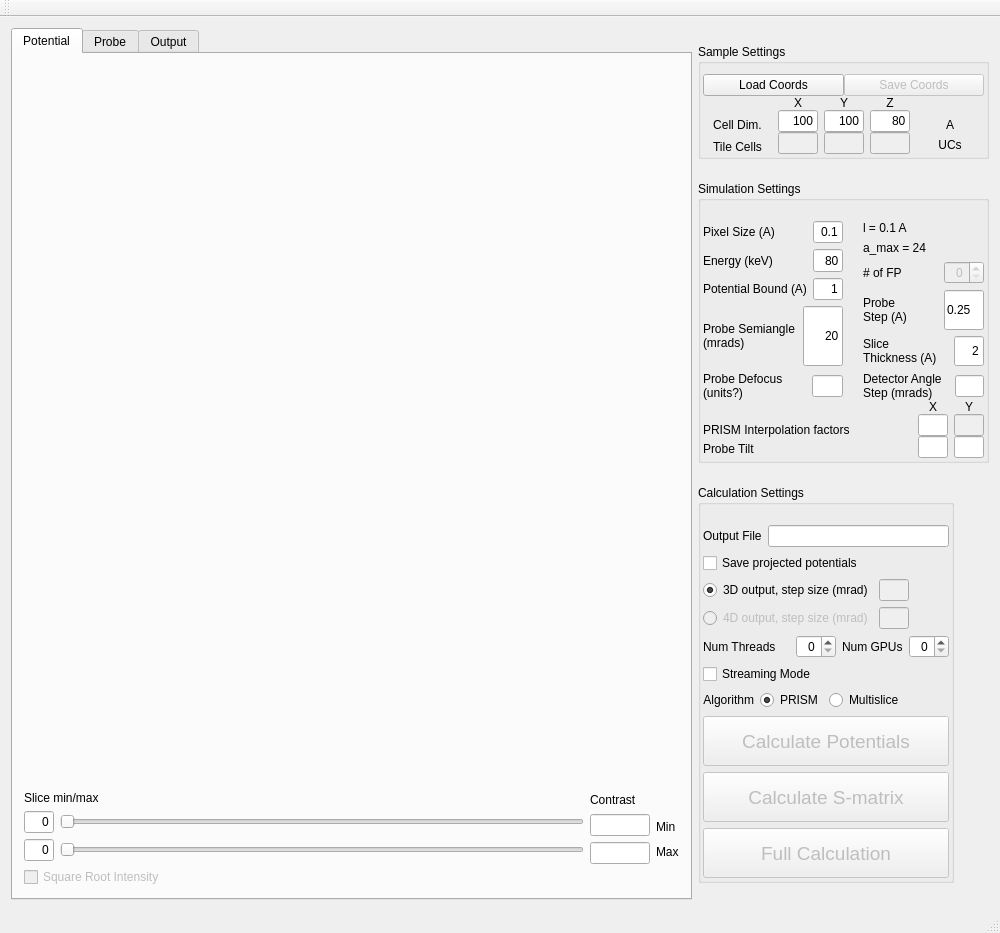
Old version of the form Qt/prismmainwindow.ui in the repository prism-em/prismatic.
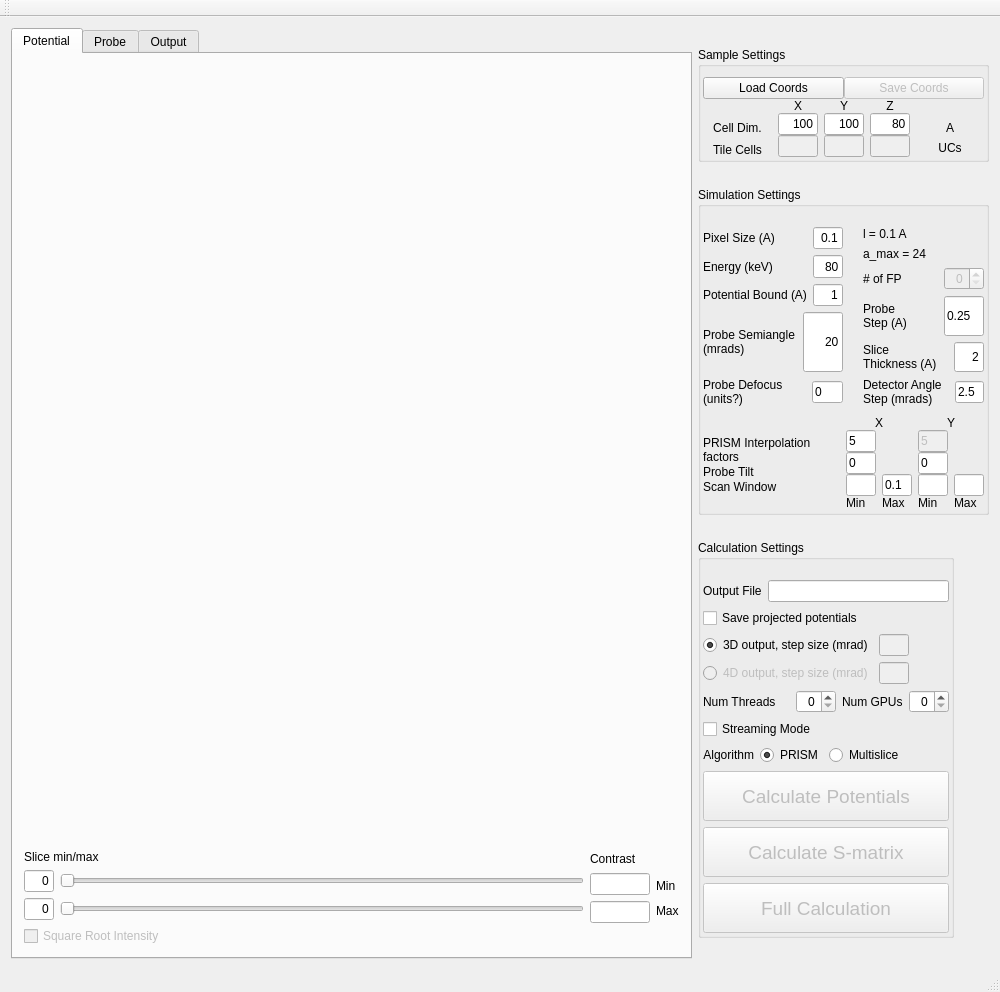
New version of the form. Icons and pictures are not drawn.

```diff
--- a/Qt/prismmainwindow.ui
+++ b/Qt/prismmainwindow.ui
@@ -7,7 +7,7 @@
     <x>0</x>
     <y>0</y>
     <width>1000</width>
-    <height>933</height>
+    <height>992</height>
    </rect>
   </property>
   <property name="windowTitle">
@@ -1207,6 +1207,9 @@
                      <height>16777215</height>
                     </size>
                    </property>
+                   <property name="text">
+                    <string>0</string>
+                   </property>
                   </widget>
                  </item>
                 </layout>
@@ -1407,6 +1410,9 @@
                      <height>16777215</height>
                     </size>
                    </property>
+                   <property name="text">
+                    <string>2.5</string>
+                   </property>
                   </widget>
                  </item>
                 </layout>
@@ -1426,7 +1432,7 @@
                 <number>0</number>
                </property>
                <property name="topMargin">
-                <number>20</number>
+                <number>30</number>
                </property>
                <item>
                 <widget class="QLabel" name="label">
@@ -1451,6 +1457,20 @@
                  </property>
                 </widget>
                </item>
+               <item>
+                <widget class="QLabel" name="label_28">
+                 <property name="text">
+                  <string>Scan Window</string>
+                 </property>
+                </widget>
+               </item>
+               <item>
+                <widget class="QLabel" name="label_32">
+                 <property name="text">
+                  <string/>
+                 </property>
+                </widget>
+               </item>
               </layout>
              </item>
              <item>
@@ -1460,6 +1480,9 @@
                  <property name="spacing">
                   <number>0</number>
                  </property>
+                 <property name="topMargin">
+                  <number>10</number>
+                 </property>
                  <item>
                   <widget class="QLabel" name="label_13">
                    <property name="text">
@@ -1478,6 +1501,9 @@
                      <height>16777215</height>
                     </size>
                    </property>
+                   <property name="text">
+                    <string>5</string>
+                   </property>
                   </widget>
                  </item>
                  <item>
@@ -1488,8 +1514,56 @@
                      <height>16777215</height>
                     </size>
                    </property>
+                   <property name="text">
+                    <string>0</string>
+                   </property>
                   </widget>
                  </item>
+                 <item>
+                  <layout class="QHBoxLayout" name="horizontalLayout_36">
+                   <item>
+                    <widget class="QLineEdit" name="lineEdit">
+                     <property name="maximumSize">
+                      <size>
+                       <width>30</width>
+                       <height>16777215</height>
+                      </size>
+                     </property>
+                    </widget>
+                   </item>
+                   <item>
+                    <widget class="QLineEdit" name="lineEdit_scanWindowX">
+                     <property name="maximumSize">
+                      <size>
+                       <width>30</width>
+                       <height>16777215</height>
+                      </size>
+                     </property>
+                     <property name="text">
+                      <string>0.1</string>
+                     </property>
+                    </widget>
+                   </item>
+                  </layout>
+                 </item>
+                 <item>
+                  <layout class="QHBoxLayout" name="horizontalLayout_39">
+                   <item>
+                    <widget class="QLabel" name="label_33">
+                     <property name="text">
+                      <string>Min</string>
+                     </property>
+                    </widget>
+                   </item>
+                   <item>
+                    <widget class="QLabel" name="label_35">
+                     <property name="text">
+                      <string>Max</string>
+                     </property>
+                    </widget>
+                   </item>
+                  </layout>
+                 </item>
                 </layout>
                </item>
                <item>
@@ -1497,6 +1571,9 @@
                  <property name="spacing">
                   <number>0</number>
                  </property>
+                 <property name="topMargin">
+                  <number>10</number>
+                 </property>
                  <item>
                   <widget class="QLabel" name="label_14">
                    <property name="text">
@@ -1518,6 +1595,9 @@
                      <height>16777215</height>
                     </size>
                    </property>
+                   <property name="text">
+                    <string>5</string>
+                   </property>
                   </widget>
                  </item>
                  <item>
@@ -1534,8 +1614,53 @@
                      <height>16777215</height>
                     </size>
                    </property>
+                   <property name="text">
+                    <string>0</string>
+                   </property>
                   </widget>
                  </item>
+                 <item>
+                  <layout class="QHBoxLayout" name="horizontalLayout_37">
+                   <item>
+                    <widget class="QLineEdit" name="lineEdit_2">
+                     <property name="maximumSize">
+                      <size>
+                       <width>30</width>
+                       <height>16777215</height>
+                      </size>
+                     </property>
+                    </widget>
+                   </item>
+                   <item>
+                    <widget class="QLineEdit" name="lineEdit_scanWindowY">
+                     <property name="maximumSize">
+                      <size>
+                       <width>30</width>
+                       <height>16777215</height>
+                      </size>
+                     </property>
+                    </widget>
+                   </item>
+                  </layout>
+                 </item>
+                 <item>
+                  <layout class="QHBoxLayout" name="horizontalLayout_40">
+                   <item>
+                    <widget class="QLabel" name="label_36">
+                     <property name="text">
+                      <string>Min</string>
+                     </property>
+                    </widget>
+                   </item>
+                   <item>
+                    <widget class="QLabel" name="label_34">
+                     <property name="text">
+                      <string>Max</string>
+                     </property>
+                    </widget>
+                   </item>
+                  </layout>
+                 </item>
                 </layout>
                </item>
               </layout>
```
